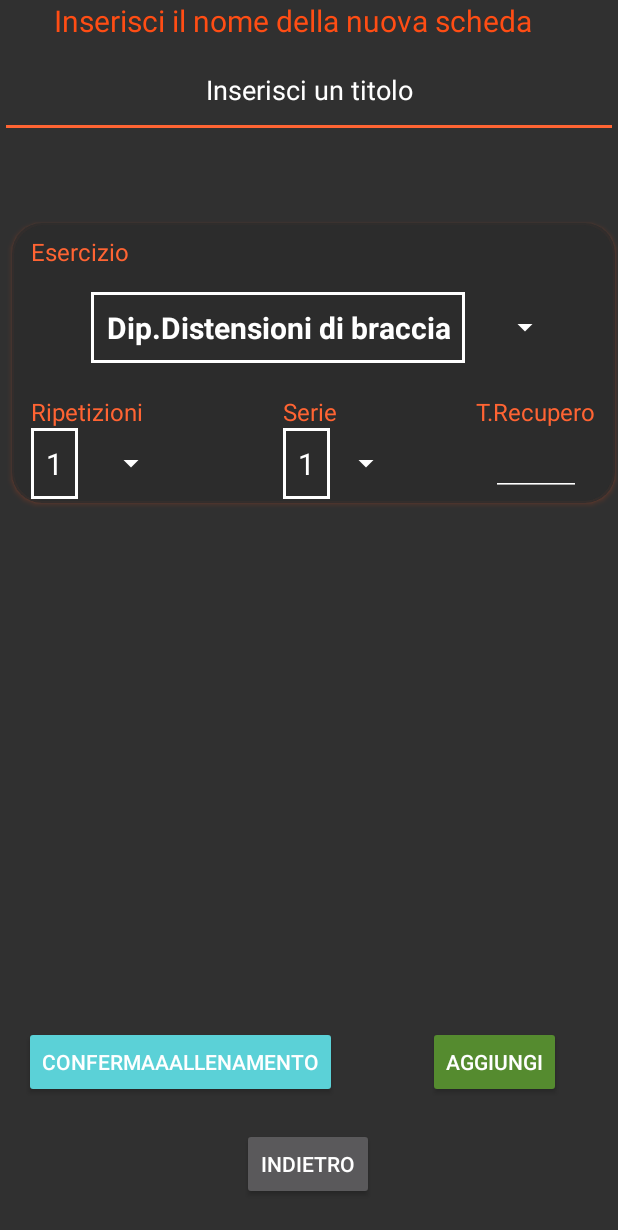
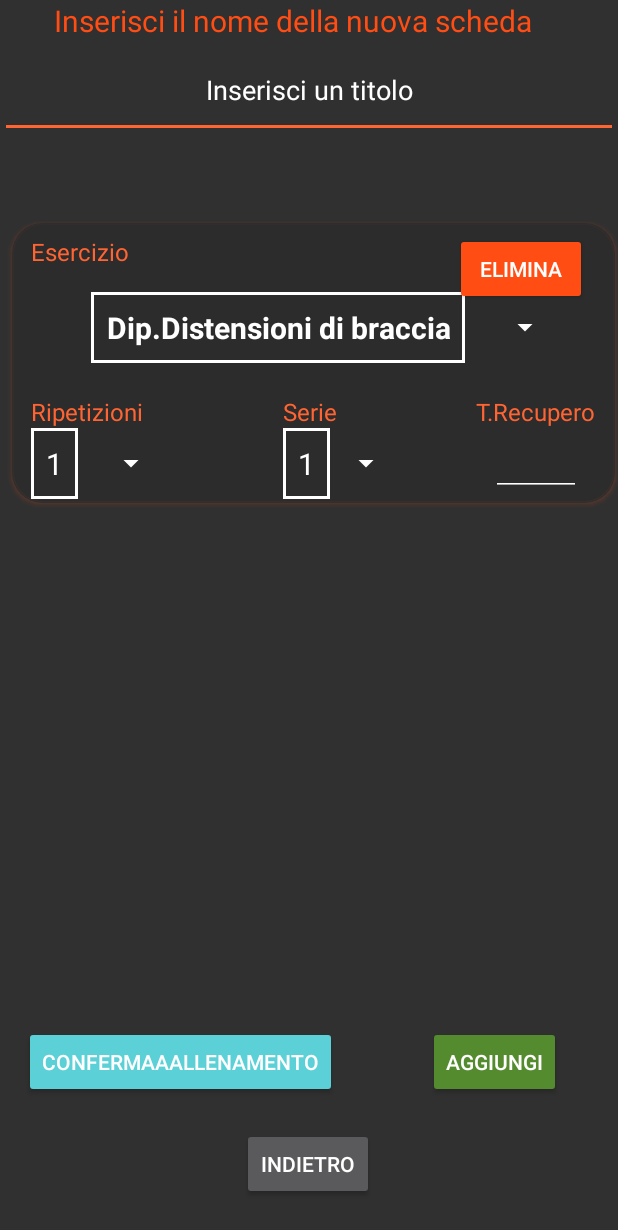
Before and after one commit to StefanoOr/PalestratiProgettoIum, an Android app: the CreazioneSchedaAllenamento screen opened directly, with no data from a screen before it, on a phone screen of 412 x 824 dp. Shown: the top 1230 px of the screen. Run offline under Robolectric (Android 15) with nearby library versions, the phone set to English and light mode, and no system bars; Roboto replaces fonts that are not available here.

Commit message:
Recupero button elimina esercizio in creazione Allenamento

```diff
--- a/app/src/main/java/com/example/palestratiium/adapter/AdapterListaCreazioneAllenamento.java
+++ b/app/src/main/java/com/example/palestratiium/adapter/AdapterListaCreazioneAllenamento.java
@@ -85,6 +85,7 @@ public class AdapterListaCreazioneAllenamento extends RecyclerView.Adapter<Adapt
 
 
 
+
         public ExampleViewHolder(@NonNull View itemView, RecycleViewInterface recycleViewInterface) {
             super(itemView);
 
@@ -92,21 +93,22 @@ public class AdapterListaCreazioneAllenamento extends RecyclerView.Adapter<Adapt
             ripetizioni=itemView.findViewById(R.id.Ripetizioni);
             serie=itemView.findViewById(R.id.Serie);
             esercizio=itemView.findViewById(R.id.iconIDpT);
+            eliminaEsercizioAllenamento=itemView.findViewById(R.id.eliminaEsercizio);
 
 
         }
 
         public void binData(final int position) {
 
-            /*eliminaEsercizioAllenamento.setOnClickListener(new View.OnClickListener() {
+            eliminaEsercizioAllenamento.setOnClickListener(new View.OnClickListener() {
                 @Override
                 public void onClick(View v) {
-
-                    esercizioAllenameto.remove(position);
-                    notifyDataSetChanged();
-
+                    if(esercizioAllenameto.size()>1) {
+                        esercizioAllenameto.remove(position);
+                        notifyDataSetChanged();
+                    }
                 }
-            });*/
+            });
 
             ripetizioni.setOnItemSelectedListener(new AdapterView.OnItemSelectedListener() {
                 @Override
--- a/app/src/main/res/layout/card_add_allenamento.xml
+++ b/app/src/main/res/layout/card_add_allenamento.xml
@@ -33,6 +33,19 @@
 
 
         <!-- todo CAMBIARE ID SPINNER ESERCIZI-->
+
+
+        <Button
+            android:id="@+id/eliminaEsercizio"
+            android:layout_width="wrap_content"
+            android:layout_height="wrap_content"
+            android:layout_marginTop="4dp"
+            android:backgroundTint="@color/barra_separatoria_principale"
+            android:text="Elimina"
+            app:layout_constraintEnd_toEndOf="parent"
+            app:layout_constraintHorizontal_bias="0.93"
+            app:layout_constraintStart_toEndOf="@+id/elimina_card_esercizio_allenamento"
+            app:layout_constraintTop_toTopOf="parent" />
 
         <TextView
             android:id="@+id/elimina_card_esercizio_allenamento"
```
